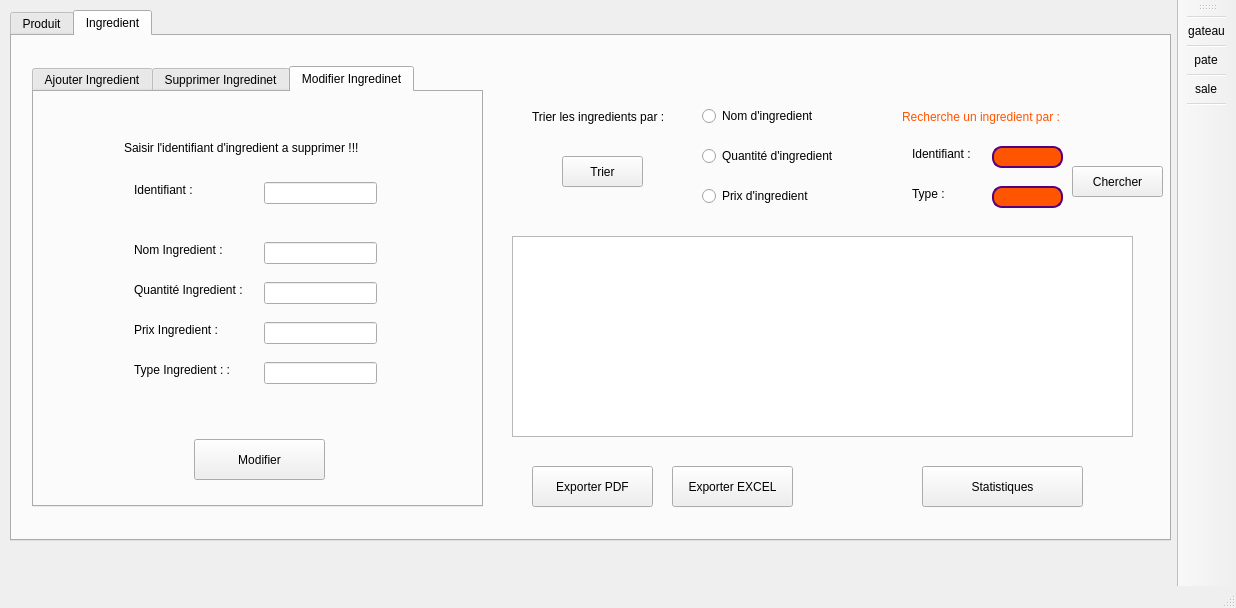
Above: produit_ingredient/produit_ingredient.ui from ramy25bh3/Pastry_Plus before the change. Below: the same form after it.
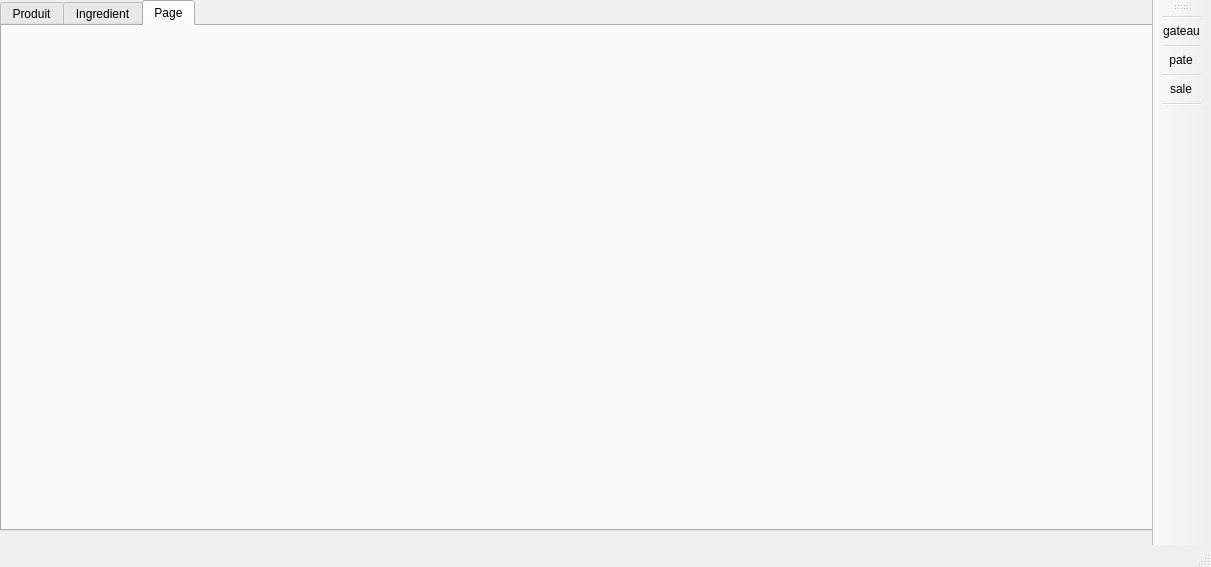
That is the form after the change. The open tabs and pages were chosen to show the change. Icons and pictures are not drawn.

The edit to the form file:
```diff
--- a/produit_ingredient/produit_ingredient.ui
+++ b/produit_ingredient/produit_ingredient.ui
@@ -6,8 +6,8 @@
    <rect>
     <x>0</x>
     <y>0</y>
-    <width>1236</width>
-    <height>608</height>
+    <width>1211</width>
+    <height>567</height>
    </rect>
   </property>
   <property name="windowTitle">
@@ -17,9 +17,9 @@
    <widget class="QTabWidget" name="produit_ingredient">
     <property name="geometry">
      <rect>
-      <x>10</x>
-      <y>10</y>
-      <width>1161</width>
+      <x>0</x>
+      <y>0</y>
+      <width>1181</width>
       <height>531</height>
      </rect>
     </property>
@@ -27,7 +27,7 @@
      <string notr="true"/>
     </property>
     <property name="currentIndex">
-     <number>1</number>
+     <number>2</number>
     </property>
     <widget class="QWidget" name="tab">
      <attribute name="title">
@@ -1417,6 +1417,37 @@
       </property>
      </widget>
     </widget>
+    <widget class="QWidget" name="tab_4">
+     <attribute name="title">
+      <string>Page</string>
+     </attribute>
+     <widget class="QLabel" name="label_6">
+      <property name="geometry">
+       <rect>
+        <x>210</x>
+        <y>120</y>
+        <width>56</width>
+        <height>16</height>
+       </rect>
+      </property>
+      <property name="text">
+       <string/>
+      </property>
+     </widget>
+     <widget class="QLabel" name="arduino">
+      <property name="geometry">
+       <rect>
+        <x>115</x>
+        <y>95</y>
+        <width>971</width>
+        <height>321</height>
+       </rect>
+      </property>
+      <property name="text">
+       <string/>
+      </property>
+     </widget>
+    </widget>
    </widget>
   </widget>
   <widget class="QMenuBar" name="menubar">
```
Left out of the diff: 10 changed lines with no effect on the pictures.
